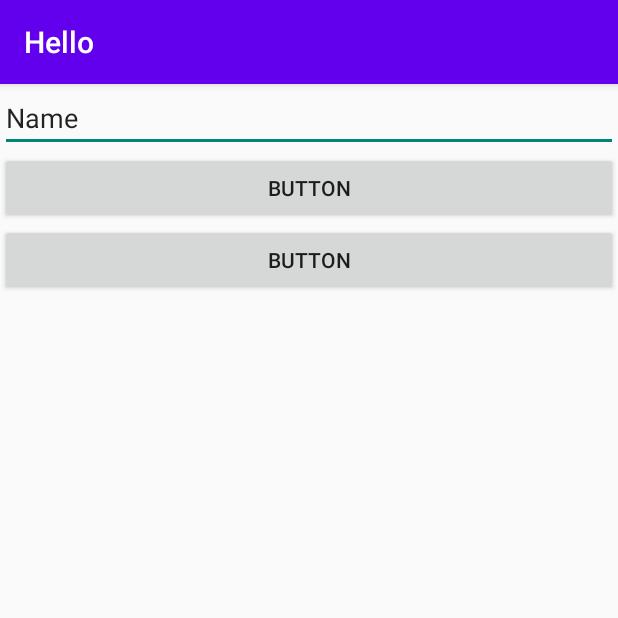
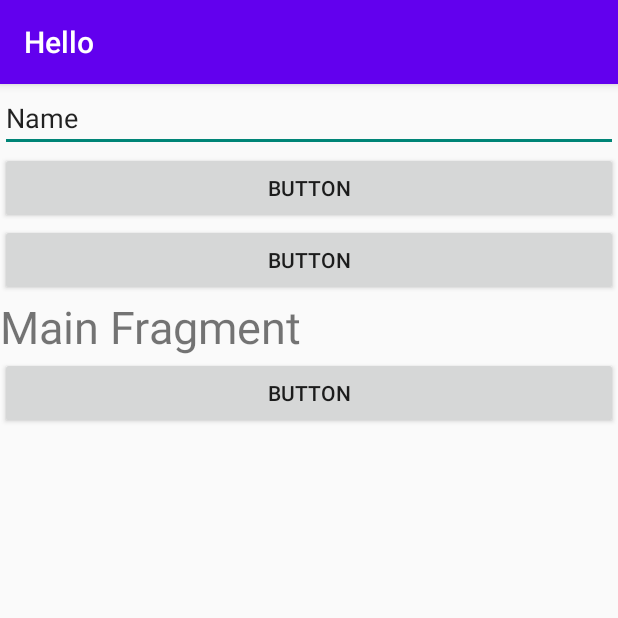
Before and after one commit to kanghyejin0106/Hello2, an Android app: the screen it shows after launch (MainActivity3), on a phone screen of 412 x 824 dp, the top half of it. Run offline under Robolectric (Android 15) with nearby library versions, the phone set to English and light mode, and no system bars.

Commit message:
Fragment
add Fragment with button

```diff
--- a/app/build.gradle
+++ b/app/build.gradle
@@ -35,6 +35,7 @@ dependencies {
     implementation 'androidx.constraintlayout:constraintlayout:1.1.3'
     implementation 'androidx.navigation:navigation-fragment:2.2.2'
     implementation 'androidx.navigation:navigation-ui:2.2.2'
+    implementation 'androidx.legacy:legacy-support-v4:1.0.0'
     testImplementation 'junit:junit:4.+'
     androidTestImplementation 'androidx.test.ext:junit:1.1.1'
     androidTestImplementation 'androidx.test.espresso:espresso-core:3.2.0'
--- a/app/src/main/java/android/develop/hello/MainActivity3.java
+++ b/app/src/main/java/android/develop/hello/MainActivity3.java
@@ -1,14 +1,11 @@
 package android.develop.hello;
 
 import android.app.Activity;
-import android.content.Context;
 import android.content.Intent;
 import android.content.SharedPreferences;
 import android.os.Bundle;
-import android.view.LayoutInflater;
 import android.view.View;
 import android.widget.Button;
-import android.widget.CheckBox;
 import android.widget.EditText;
 import android.widget.LinearLayout;
 import android.widget.Toast;
@@ -20,6 +17,9 @@ public class MainActivity3 extends AppCompatActivity {
     private static final int REQUEST_CODE_MENU = 101;
     LinearLayout container;
     EditText nameInput;
+    MainFragment mainFragment;
+    MenuFragment menuFragment;
+
 
     @Override
     protected void onActivityResult(int requestCode, int resultCode, @Nullable Intent data) {
@@ -40,16 +40,16 @@ public class MainActivity3 extends AppCompatActivity {
         super.onCreate(savedInstanceState);
         setContentView(R.layout.activity_main3);
 
-        container = findViewById(R.id.container);
+        //container = findViewById(R.id.container);
 
         Button button = findViewById(R.id.button3);
         button.setOnClickListener(new View.OnClickListener() {
             @Override
             public void onClick(View v) {
-                LayoutInflater inflater = (LayoutInflater) getSystemService(Context.LAYOUT_INFLATER_SERVICE);
-                inflater.inflate(R.layout.layout2, container, true);
-                CheckBox checkBox = container.findViewById(R.id.checkBox2);
-                checkBox.setText("로딩완료");
+                //LayoutInflater inflater = (LayoutInflater) getSystemService(Context.LAYOUT_INFLATER_SERVICE);
+                //inflater.inflate(R.layout.layout2, container, true);
+                //CheckBox checkBox = container.findViewById(R.id.checkBox2);
+                //checkBox.setText("로딩완료");
 
             }
         });
@@ -63,9 +63,20 @@ public class MainActivity3 extends AppCompatActivity {
             }
         });
 
+        mainFragment = (MainFragment) getSupportFragmentManager().findFragmentById(R.id.mainFragment);
+        menuFragment = new MenuFragment();
+
         nameInput = findViewById(R.id.editTextText);
     }
 
+    public void onFragmentChanged(int index){
+        if(index == 0){
+            getSupportFragmentManager().beginTransaction().replace(R.id.mainFragment, menuFragment).commit();
+        }
+        else  if(index == 1){
+            getSupportFragmentManager().beginTransaction().replace(R.id.mainFragment, mainFragment).commit();
+        }
+    }
     @Override
     protected void onPause() {
         super.onPause();
--- /dev/null
+++ b/app/src/main/java/android/develop/hello/MainFragment.java
@@ -0,0 +1,75 @@
+package android.develop.hello;
+
+import android.os.Bundle;
+import android.view.LayoutInflater;
+import android.view.View;
+import android.view.ViewGroup;
+import android.widget.Button;
+
+import androidx.fragment.app.Fragment;
+
+/**
+ * A simple {@link Fragment} subclass.
+ * Use the {@link MainFragment#newInstance} factory method to
+ * create an instance of this fragment.
+ */
+public class MainFragment extends Fragment {
+
+    // TODO: Rename parameter arguments, choose names that match
+    // the fragment initialization parameters, e.g. ARG_ITEM_NUMBER
+    private static final String ARG_PARAM1 = "param1";
+    private static final String ARG_PARAM2 = "param2";
+
+    // TODO: Rename and change types of parameters
+    private String mParam1;
+    private String mParam2;
+
+    public MainFragment() {
+        // Required empty public constructor
+    }
+
+    /**
+     * Use this factory method to create a new instance of
+     * this fragment using the provided parameters.
+     *
+     * @param param1 Parameter 1.
+     * @param param2 Parameter 2.
+     * @return A new instance of fragment MainFragment.
+     */
+    // TODO: Rename and change types and number of parameters
+    public static MainFragment newInstance(String param1, String param2) {
+        MainFragment fragment = new MainFragment();
+        Bundle args = new Bundle();
+        args.putString(ARG_PARAM1, param1);
+        args.putString(ARG_PARAM2, param2);
+        fragment.setArguments(args);
+        return fragment;
+    }
+
+    @Override
+    public void onCreate(Bundle savedInstanceState) {
+        super.onCreate(savedInstanceState);
+        if (getArguments() != null) {
+            mParam1 = getArguments().getString(ARG_PARAM1);
+            mParam2 = getArguments().getString(ARG_PARAM2);
+        }
+    }
+
+    @Override
+    public View onCreateView(LayoutInflater inflater, ViewGroup container,
+                             Bundle savedInstanceState) {
+        // Inflate the layout for this fragment
+        //return inflater.inflate(R.layout.fragment_main, container, false);
+        ViewGroup rootView = (ViewGroup) inflater.inflate(R.layout.fragment_main, container, false);
+        Button button = rootView.findViewById(R.id.button7);
+        button.setOnClickListener(new View.OnClickListener() {
+            @Override
+            public void onClick(View v) {
+                MainActivity3 activity = (MainActivity3) getActivity();
+                activity.onFragmentChanged(0);
+            }
+        });
+
+        return rootView;
+    }
+}
--- a/app/src/main/res/layout/activity_main3.xml
+++ b/app/src/main/res/layout/activity_main3.xml
@@ -5,7 +5,8 @@
     android:layout_width="match_parent"
     android:layout_height="match_parent"
     tools:context=".MainActivity3"
-    android:orientation="vertical">
+    android:orientation="vertical"
+    >
 
 
     <EditText
@@ -28,11 +29,17 @@
         android:layout_height="wrap_content"
         android:text="Button" />
 
-    <LinearLayout
+    <!--<LinearLayout
         android:layout_width="match_parent"
         android:layout_height="match_parent"
         android:orientation="vertical"
-        android:id = "@+id/container">
+        android:id = "@+id/container2">
+    </LinearLayout>-->
+    <fragment
+        android:layout_width="match_parent"
+        android:layout_height="match_parent"
+        android:id="@+id/mainFragment"
+        android:name="android.develop.hello.MainFragment"
+        ></fragment>
 
-    </LinearLayout>
 </LinearLayout>
--- /dev/null
+++ b/app/src/main/res/layout/fragment_main.xml
@@ -0,0 +1,24 @@
+<?xml version="1.0" encoding="utf-8"?>
+<LinearLayout xmlns:android="http://schemas.android.com/apk/res/android"
+    xmlns:tools="http://schemas.android.com/tools"
+    android:layout_width="match_parent"
+    android:layout_height="match_parent"
+    tools:context=".MainFragment"
+    android:orientation="vertical">
+
+    <!-- TODO: Update blank fragment layout -->
+
+    <TextView
+        android:id="@+id/textView4"
+        android:layout_width="match_parent"
+        android:layout_height="wrap_content"
+        android:text="Main Fragment"
+        android:textSize="30sp" />
+
+    <Button
+        android:id="@+id/button7"
+        android:layout_width="match_parent"
+        android:layout_height="wrap_content"
+        android:text="Button" />
+
+</LinearLayout>
--- a/app/src/main/res/values/strings.xml
+++ b/app/src/main/res/values/strings.xml
@@ -9,4 +9,6 @@
 
     <string name="hello_first_fragment">Hello first fragment</string>
     <string name="hello_second_fragment">Hello second fragment. Arg: %1$s</string>
+    <!-- TODO: Remove or change this placeholder text -->
+    <string name="hello_blank_fragment">Hello blank fragment</string>
 </resources>
```
Also changed, not shown: app/src/main/java/android/develop/hello/MenuFragment.java (added, +30 -0 lines), app/src/main/res/layout/fragment_menu.xml (added, +24 -0 lines).
